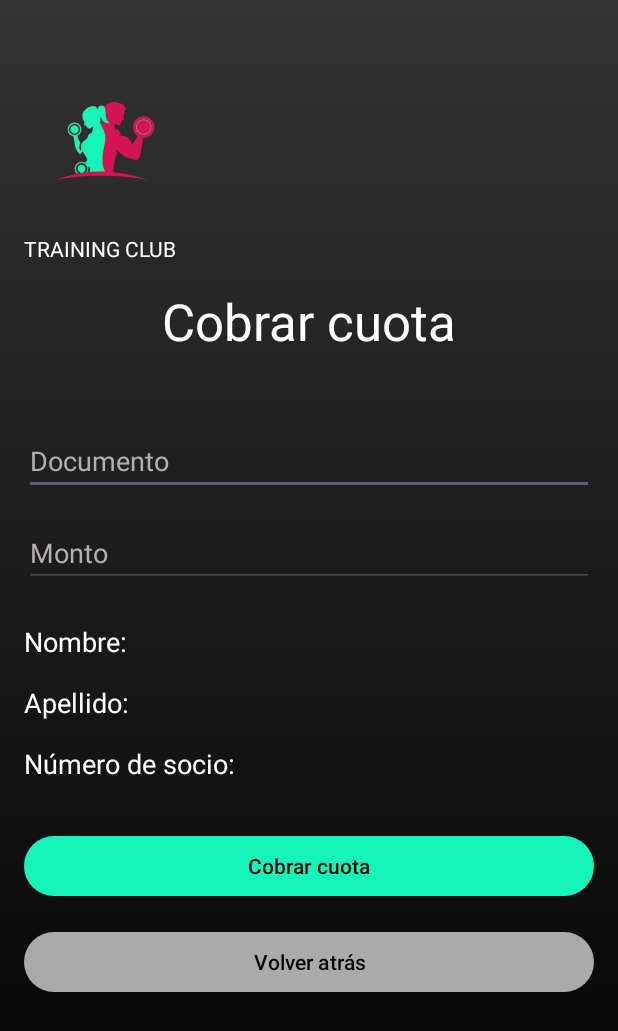
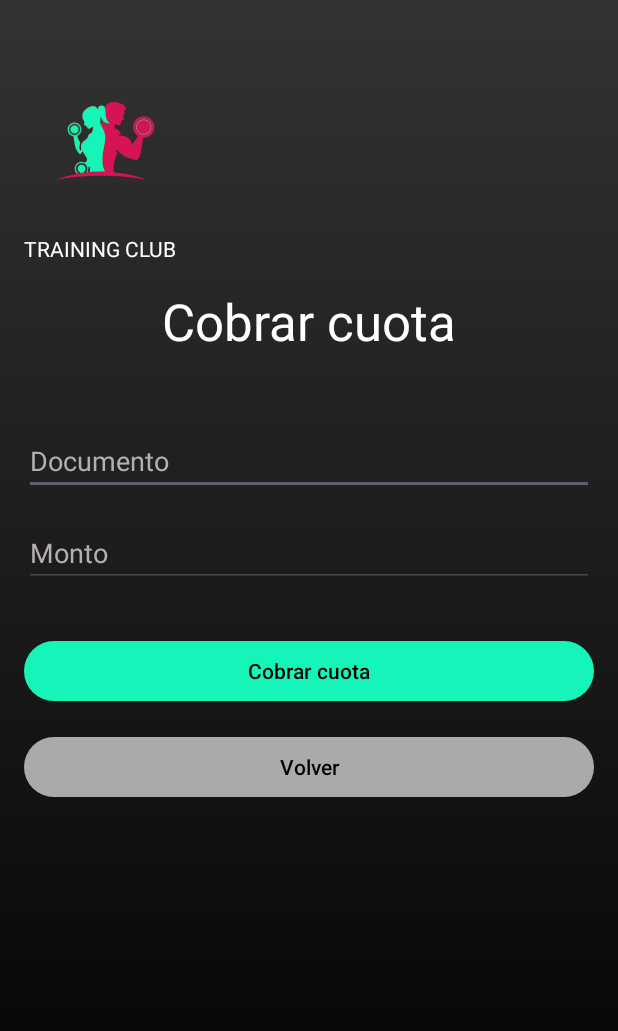
Before and after one commit to willy9461/gymApp, an Android app: the CobrarCuotaActivity screen opened directly, with no data from a screen before it, on a phone screen of 412 x 824 dp. Shown: the top 1031 px of the screen. Run offline under Robolectric (Android 15) with nearby library versions, the phone set to English and light mode, and no system bars; Roboto replaces fonts that are not available here.

Commit message:
Se elimino previzualizacion de socios en cobrar cuota y se cambio texto de botones volver

```diff
--- a/app/src/main/java/com/example/primerapruebagym/UserDBHelper.kt
+++ b/app/src/main/java/com/example/primerapruebagym/UserDBHelper.kt
@@ -56,6 +56,7 @@ class UserDBHelper(context: Context): SQLiteOpenHelper(context, "ClubDB", null,
             put("edad", edad)
             put("dni", dni)
             put("socio", socio)
+            put("vencimiento", System.currentTimeMillis())
         }
         val insertar = db.insert("socios", null, valores)
         return insertar != -1L
--- a/app/src/main/res/layout/activity_cobrar_cuota.xml
+++ b/app/src/main/res/layout/activity_cobrar_cuota.xml
@@ -78,34 +78,6 @@
             android:textColor="#FFFFFF"
             android:textColorHint="#B6AFAF" />
 
-        <!-- Sección de datos del socio -->
-        <TextView
-            android:id="@+id/textNombre"
-            android:layout_width="wrap_content"
-            android:layout_height="wrap_content"
-            android:layout_marginTop="24dp"
-            android:text="Nombre:"
-            android:textColor="#FFFFFF"
-            android:textSize="18sp" />
-
-        <TextView
-            android:id="@+id/textApellido"
-            android:layout_width="wrap_content"
-            android:layout_height="wrap_content"
-            android:layout_marginTop="16dp"
-            android:text="Apellido:"
-            android:textColor="#FFFFFF"
-            android:textSize="18sp" />
-
-        <TextView
-            android:id="@+id/textNroSocio"
-            android:layout_width="wrap_content"
-            android:layout_height="wrap_content"
-            android:layout_marginTop="16dp"
-            android:text="Número de socio:"
-            android:textColor="#FFFFFF"
-            android:textSize="18sp" />
-
         <!-- Botones -->
         <Button
             android:id="@+id/buttonCobrarCuota"
--- a/app/src/main/res/values/strings.xml
+++ b/app/src/main/res/values/strings.xml
@@ -28,7 +28,7 @@
     <string name="socio_si">Sí</string>
     <string name="socio_no">No</string>
     <string name="agregar_socio">Agregar socio</string>
-    <string name="volver_atras">Volver atrás</string>
+    <string name="volver_atras">Volver</string>
     <string name="registro_exitoso">Registro exitoso!</string>
     <string name="inicio">Volver al inicio</string>
 
```
